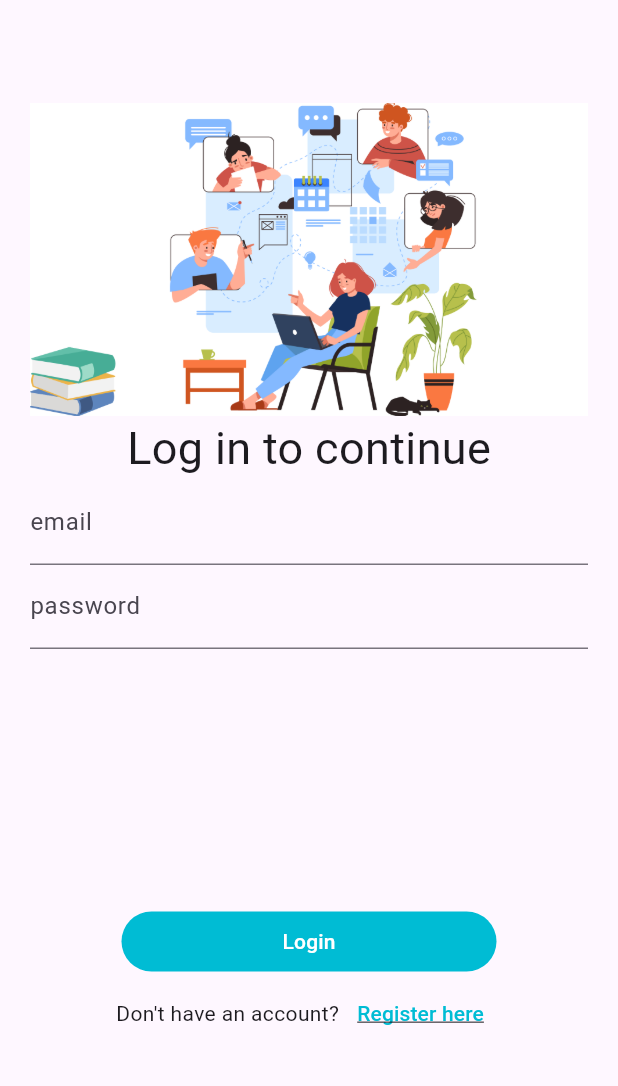
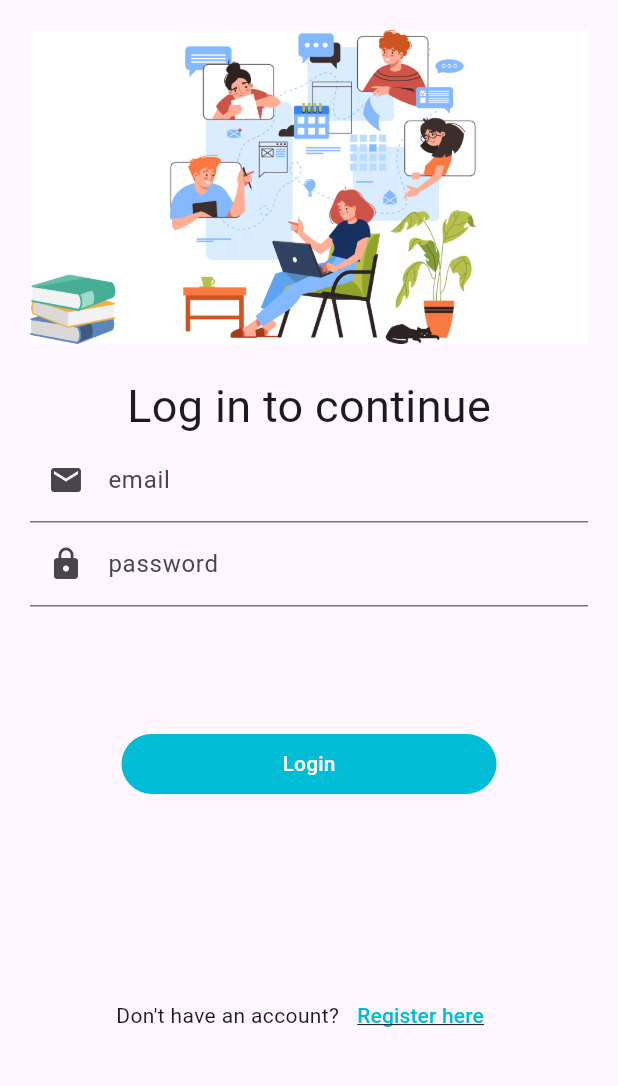
Before and after one commit to chanjunlin/brainSync, a Flutter app: the screen it shows after launch, on a phone screen of 412 x 824 dp, the part 84-1170 px from its top. Run offline on Flutter 3.47's test engine with Material 3 defaults, Android fonts, the phone set to English and light mode, and no system bars; our stand-ins replace firebase_auth, firebase_core; accounts and stored records are empty.

Commit message:
registerpage

```diff
--- a/lib/pages/home_page.dart
+++ b/lib/pages/home_page.dart
@@ -12,7 +12,7 @@ class HomePage extends StatelessWidget {
   }
 
   Widget _title() {
-    return const Text('Firebase Authentication');
+    return const Text('homepage');
   }
 
   Widget _userUid() {
--- a/lib/pages/login_register.dart
+++ b/lib/pages/login_register.dart
@@ -1,7 +1,8 @@
+import 'package:brainsync/pages/register_page.dart';
 import 'package:flutter/material.dart';
 import 'package:firebase_auth/firebase_auth.dart';
 import 'package:brainsync/auth.dart';
-import 'package:flutter/widgets.dart';
+//import 'package:flutter/widgets.dart';
 
 class LoginPage extends StatefulWidget {
   const LoginPage({Key? key}) : super(key : key);
@@ -25,7 +26,7 @@ class _LoginPageState extends State<LoginPage> {
       );
     } on FirebaseAuthException catch (e) {
       setState(() {
-        errorMessage = e.message;
+        errorMessage = 'Invalid email or password';
       });
     }
 
@@ -39,7 +40,7 @@ class _LoginPageState extends State<LoginPage> {
       );
     } on FirebaseAuthException catch (e) {
       setState(() {
-        errorMessage = e.message;
+        errorMessage = 'Invalid email or password';
       });
     }
   }
@@ -47,17 +48,22 @@ class _LoginPageState extends State<LoginPage> {
   Widget _entryField(
     String title,
     TextEditingController controller,
+    {IconData? prefixIcon}
   ) {
     return TextField (
       controller: controller,
       decoration: InputDecoration(
         labelText: title,
+        prefixIcon: prefixIcon != null ? Icon(prefixIcon) : null,
       )
     );
   }
 
   Widget _errorMessage() {
-    return Text(errorMessage == '' ? '' : 'Humm ? $errorMessage');
+    return Text(errorMessage == '' ? '' :  '$errorMessage', style: const TextStyle(
+      color: Colors.red,
+      fontWeight: FontWeight.bold,
+    ));
   }
 
   Widget _submitButton() {
@@ -78,9 +84,10 @@ class _LoginPageState extends State<LoginPage> {
   Widget _loginOrRegisterButton() {
     return TextButton(
       onPressed: () {
-        setState(() {
-          isLogin = !isLogin;
-        });
+        Navigator.push(
+        context,
+        MaterialPageRoute(builder: (context) => const RegisterPage()),
+        );
       },
       child: Text(isLogin ? 'Register here' : 'Login',
       style: const TextStyle(
@@ -95,31 +102,39 @@ class _LoginPageState extends State<LoginPage> {
 Widget build(BuildContext context) {
   return Scaffold(
     appBar: AppBar(
-        title: const Text("Welcome To BrainSync!", style: TextStyle(
+      title: const Text(
+        "Welcome To BrainSync!",
+        style: TextStyle(
           color: Colors.white,
           fontWeight: FontWeight.bold,
-        ),),
+        ),
+      ),
       backgroundColor: const Color.fromARGB(255, 46, 108, 139),
       centerTitle: true,
     ),
-      body: Container(
+    body: SingleChildScrollView(
+      child: Container(
         width: double.infinity,
-        height: double.infinity,
         padding: const EdgeInsets.all(20),
         child: Column(
           crossAxisAlignment: CrossAxisAlignment.center,
           mainAxisAlignment: MainAxisAlignment.center,
-          children: <Widget> [
-              Image.asset("assets/img/study.png", alignment: Alignment.topCenter,),
-
-            const Text("Log in to continue", style: TextStyle(
+          children: <Widget>[
+            Image.asset("assets/img/study.png", alignment: Alignment.topCenter),
+            const SizedBox(height: 20),
+            const Text(
+              "Log in to continue",
+              style: TextStyle(
                 fontSize: 30,
-            ),),
-            _entryField('email', _controllerEmail),
-            _entryField('password', _controllerPassword),
+              ),
+            ),
+            _entryField('email', _controllerEmail, prefixIcon: Icons.email),
+            _entryField('password', _controllerPassword, prefixIcon: Icons.lock),
             _errorMessage(),
-            const SizedBox(height: 150,),
+            const SizedBox(height: 60),
             _submitButton(),
+            const SizedBox(height: 20),
+            const SizedBox(height: 100,),
             Row(
               crossAxisAlignment: CrossAxisAlignment.center,
               mainAxisAlignment: MainAxisAlignment.center,
@@ -131,6 +146,7 @@ class _LoginPageState extends State<LoginPage> {
           ],
         ),
       ),
+    ),
   );
 }
 }
```
Also changed, not shown: lib/pages/register_page.dart (added, +119 -0 lines). Lines whose indentation alone changed are shown as unchanged.
